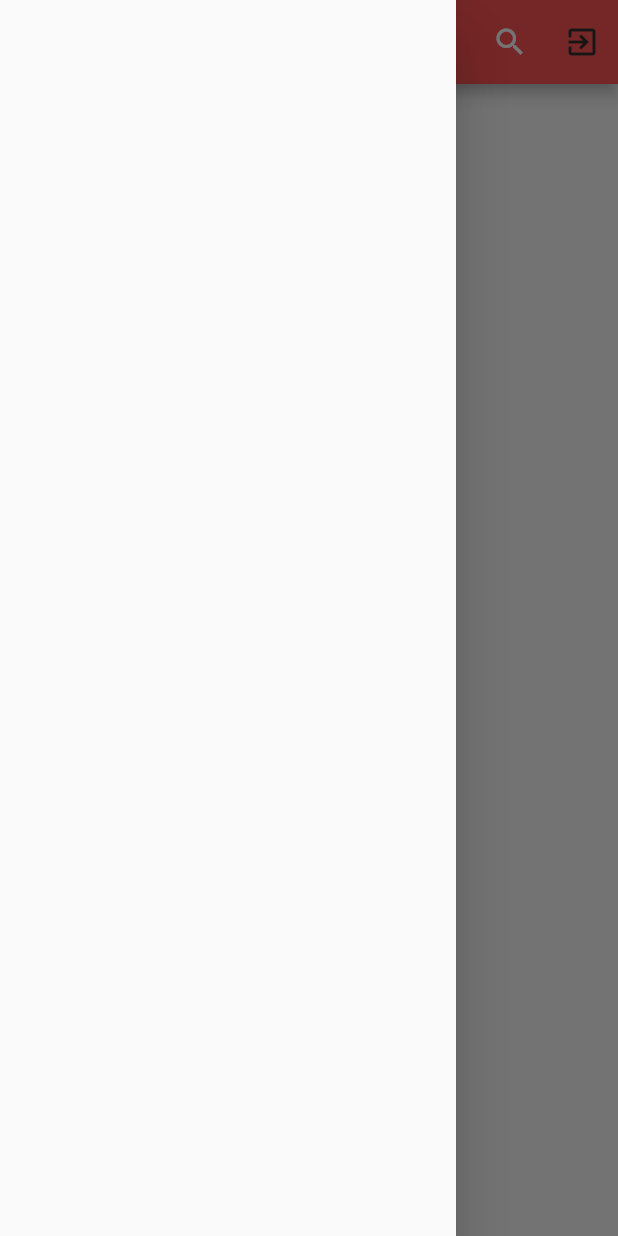
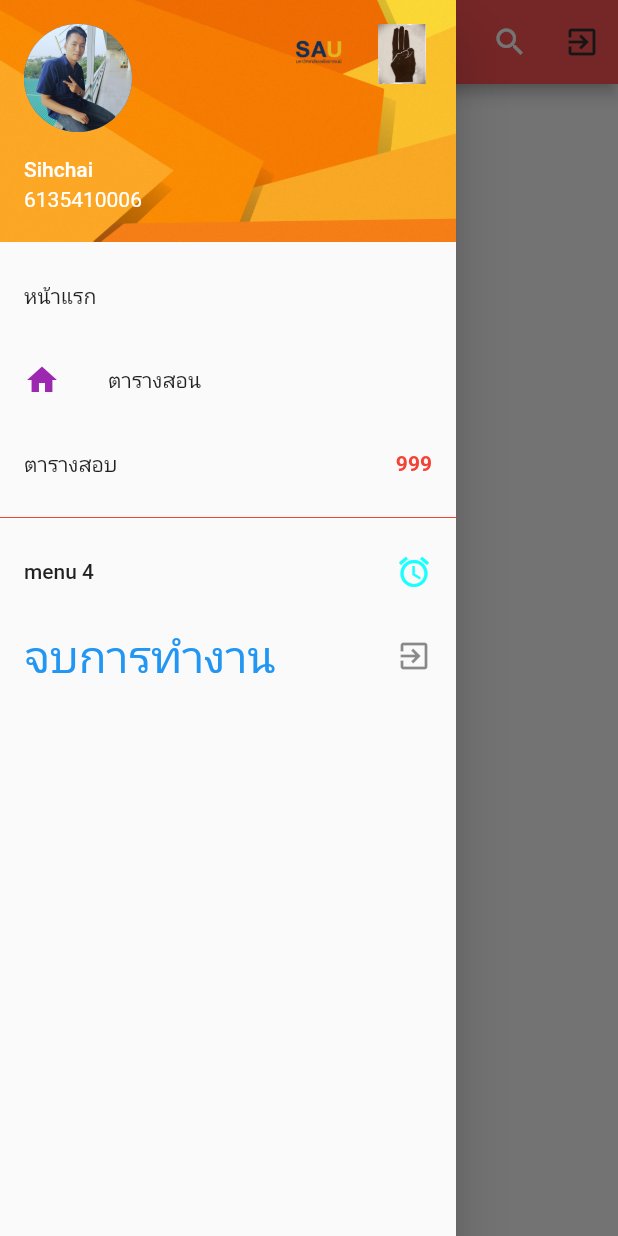
Before and after one commit to s6135410006/flutter_app_test1, a Flutter app: the SecondUI screen opened directly, with the side drawer open, on a phone screen of 412 x 824 dp. Run offline on Flutter 3.47's test engine with Material 2 defaults, Android fonts, the phone set to English and light mode, and no system bars.

Commit message:
ode .3 o:

```diff
--- a/lib/main.dart
+++ b/lib/main.dart
@@ -1,12 +1,13 @@
 import 'package:flutter/material.dart';
 import 'package:flutter_application_1/views/first_ui.dart';
 import 'package:flutter_application_1/views/second_ui.dart';
+import 'package:flutter_application_1/views/third_ui.dart';
 
 void main() {
   runApp(
     MaterialApp(
       debugShowCheckedModeBanner: false,
-      home: SecondUI(), //เรียกจอน้ะจ้ะ
+      home: ThirdUI(), //555
     ),
   );
 }
--- a/lib/views/second_ui.dart
+++ b/lib/views/second_ui.dart
@@ -39,7 +39,91 @@ class _SecondUIState extends State<SecondUI> {
           ),
         ],
       ),
-      drawer: Drawer(),
+      drawer: Drawer(
+        child: ListView(
+          padding: EdgeInsets.zero,
+          children: [
+            UserAccountsDrawerHeader(
+              accountName: Text(
+                'Sihchai',
+              ),
+              accountEmail: Text(
+                '6135410006',
+              ),
+              currentAccountPicture: CircleAvatar(
+                backgroundImage: AssetImage('assets/images/sinchai.jpg'),
+              ),
+              otherAccountsPictures: [
+                Image.asset(
+                  'assets/images/saulogo.png',
+                ),
+                Image.asset(
+                  'assets/images/sinchaiople.jpg',
+                ),
+              ],
+              decoration: BoxDecoration(
+                image: DecorationImage(
+                  image: AssetImage(
+                    'assets/images/bgdrawer.jpg',
+                  ),
+                  fit: BoxFit.fill,
+                ),
+              ),
+            ),
+            ListTile(
+              onTap: () {},
+              title: Text(
+                'หน้าแรก',
+              ),
+            ),
+            ListTile(
+              onTap: () {},
+              title: Text(
+                'ตารางสอน',
+              ),
+              leading: Icon(
+                Icons.home,
+                color: Colors.purple,
+              ),
+            ),
+            ListTile(
+              onTap: () {},
+              title: Text('ตารางสอบ'),
+              trailing: Text(
+                '999',
+                style: TextStyle(
+                  color: Colors.red,
+                  fontWeight: FontWeight.bold,
+                ),
+              ),
+            ),
+            Divider(
+              color: Colors.red,
+            ),
+            ListTile(
+              onTap: () {},
+              title: Text(
+                'menu 4',
+              ),
+              trailing: Icon(
+                Icons.access_alarm,
+                color: Colors.cyanAccent,
+              ),
+            ),
+            ListTile(
+              onTap: () {},
+              title: Text(
+                'จบการทำงาน',
+                style: TextStyle(
+                  color: Colors.blue,
+                  fontSize: 30.0,
+                ),
+              ),
+              trailing: Icon(Icons.exit_to_app),
+            ),
+          ],
+        ),
+      ),
     );
   }
 }
--- a/pubspec.yaml
+++ b/pubspec.yaml
@@ -48,6 +48,11 @@ flutter:
   # assets:
   #   - images/a_dot_burr.jpeg
   #   - images/a_dot_ham.jpeg
+  assets:
+    - assets/images/bgdrawer.jpg
+    - assets/images/saulogo.png
+    - assets/images/sinchai.jpg
+    - assets/images/sinchaiople.jpg
 
   # An image asset can refer to one or more resolution-specific "variants", see
   # https://flutter.dev/assets-and-images/#resolution-aware.
```
Also changed, not shown: lib/views/thied_ui.dart (deleted, +0 -15 lines), lib/views/third_a_ui.dart (added, +18 -0 lines), lib/views/third_b_ui.dart (added, +18 -0 lines), lib/views/third_c_ui.dart (added, +18 -0 lines), lib/views/third_d_ui.dart (added, +18 -0 lines), lib/views/third_ui.dart (added, +63 -0 lines), assets/images/bgdrawer.jpg (added), assets/images/saulogo.png (added), assets/images/sinchai.jpg (added), assets/images/sinchaiople.jpg (added).
